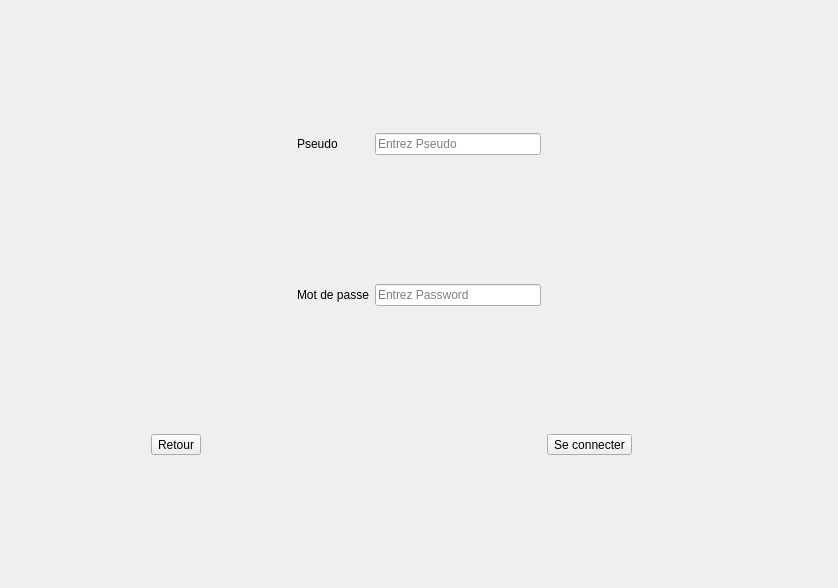
First picture: the form in Client/UI/Menu_LoginQt.ui, repository Minigrim0/LombricABrac, before the edit.
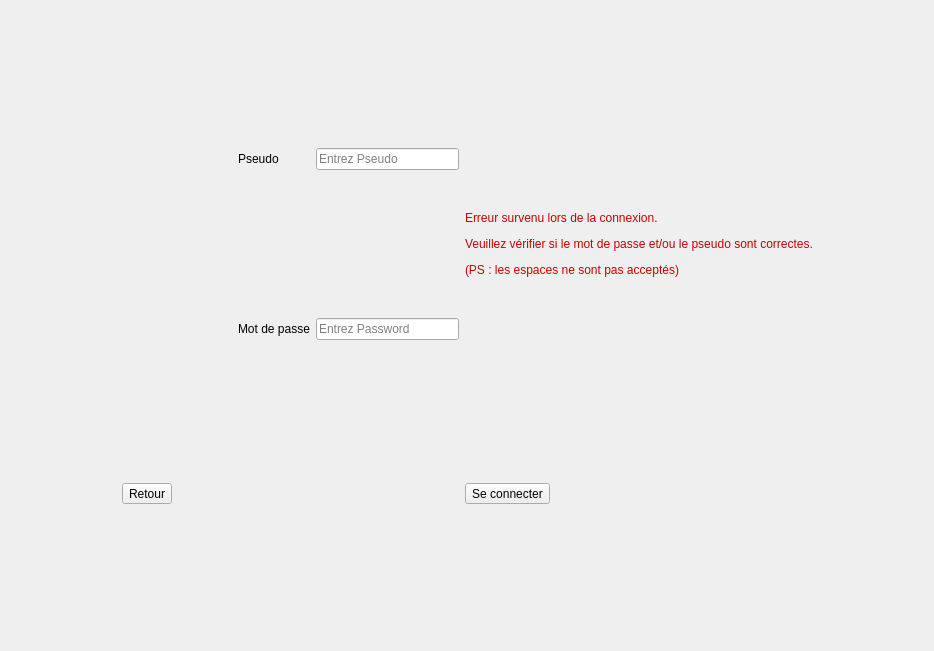
Second picture: the form after the edit. Icons and pictures are not drawn.

Commit message: add message erreur if wrong data

What changed in the file:
```diff
--- a/Client/UI/Menu_LoginQt.ui
+++ b/Client/UI/Menu_LoginQt.ui
@@ -6,8 +6,8 @@
    <rect>
     <x>0</x>
     <y>0</y>
-    <width>838</width>
-    <height>588</height>
+    <width>934</width>
+    <height>651</height>
    </rect>
   </property>
   <property name="windowTitle">
@@ -19,8 +19,8 @@
   <layout class="QHBoxLayout" name="horizontalLayout">
    <item>
     <layout class="QGridLayout" name="Menu_LogingridLayout">
-     <item row="3" column="1">
-      <spacer name="horizontalSpacer_2">
+     <item row="5" column="3">
+      <spacer name="horizontalSpacer">
        <property name="orientation">
         <enum>Qt::Horizontal</enum>
        </property>
@@ -32,27 +32,76 @@
        </property>
       </spacer>
      </item>
-     <item row="5" column="5">
-      <widget class="QToolButton" name="Connect_UserToolButton">
+     <item row="5" column="8">
+      <spacer name="horizontalSpacer_5">
+       <property name="orientation">
+        <enum>Qt::Horizontal</enum>
+       </property>
+       <property name="sizeHint" stdset="0">
+        <size>
+         <width>40</width>
+         <height>20</height>
+        </size>
+       </property>
+      </spacer>
+     </item>
+     <item row="1" column="2">
+      <widget class="QLabel" name="Pseudo_Loginlabel">
        <property name="text">
-        <string>Se connecter</string>
+        <string>Pseudo</string>
        </property>
-       <property name="icon">
-        <iconset resource="../images_widget.qrc">
-         <normaloff>:/icons/UI/Resources/login.png</normaloff>:/icons/UI/Resources/login.png</iconset>
+      </widget>
+     </item>
+     <item row="3" column="2">
+      <widget class="QLabel" name="Password_Loginlabel">
+       <property name="text">
+        <string>Mot de passe</string>
        </property>
-       <property name="iconSize">
+      </widget>
+     </item>
+     <item row="3" column="3" colspan="3">
+      <widget class="QLineEdit" name="PasswordlineEdit">
+       <property name="styleSheet">
+        <string notr="true"/>
+       </property>
+       <property name="maxLength">
+        <number>40</number>
+       </property>
+       <property name="echoMode">
+        <enum>QLineEdit::Password</enum>
+       </property>
+       <property name="placeholderText">
+        <string>Entrez Password</string>
+       </property>
+      </widget>
+     </item>
+     <item row="5" column="0">
+      <spacer name="horizontalSpacer_4">
+       <property name="orientation">
+        <enum>Qt::Horizontal</enum>
+       </property>
+       <property name="sizeHint" stdset="0">
         <size>
-         <width>24</width>
-         <height>24</height>
+         <width>40</width>
+         <height>20</height>
         </size>
        </property>
-       <property name="toolButtonStyle">
-        <enum>Qt::ToolButtonTextBesideIcon</enum>
+      </spacer>
+     </item>
+     <item row="6" column="5">
+      <spacer name="verticalSpacer_4">
+       <property name="orientation">
+        <enum>Qt::Vertical</enum>
        </property>
-      </widget>
+       <property name="sizeHint" stdset="0">
+        <size>
+         <width>20</width>
+         <height>40</height>
+        </size>
+       </property>
+      </spacer>
      </item>
-     <item row="2" column="4">
+     <item row="2" column="5">
       <spacer name="verticalSpacer_2">
        <property name="orientation">
         <enum>Qt::Vertical</enum>
@@ -85,36 +134,7 @@
        </property>
       </widget>
      </item>
-     <item row="6" column="4">
-      <spacer name="verticalSpacer_4">
-       <property name="orientation">
-        <enum>Qt::Vertical</enum>
-       </property>
-       <property name="sizeHint" stdset="0">
-        <size>
-         <width>20</width>
-         <height>40</height>
-        </size>
-       </property>
-      </spacer>
-     </item>
-     <item row="3" column="3" colspan="2">
-      <widget class="QLineEdit" name="PasswordlineEdit">
-       <property name="styleSheet">
-        <string notr="true"/>
-       </property>
-       <property name="maxLength">
-        <number>40</number>
-       </property>
-       <property name="echoMode">
-        <enum>QLineEdit::Password</enum>
-       </property>
-       <property name="placeholderText">
-        <string>Entrez Password</string>
-       </property>
-      </widget>
-     </item>
-     <item row="4" column="4">
+     <item row="4" column="5">
       <spacer name="verticalSpacer_3">
        <property name="orientation">
         <enum>Qt::Vertical</enum>
@@ -127,21 +147,33 @@
        </property>
       </spacer>
      </item>
-     <item row="3" column="2">
-      <widget class="QLabel" name="Password_Loginlabel">
-       <property name="text">
-        <string>Mot de passe</string>
+     <item row="1" column="7">
+      <spacer name="horizontalSpacer_3">
+       <property name="orientation">
+        <enum>Qt::Horizontal</enum>
        </property>
-      </widget>
+       <property name="sizeHint" stdset="0">
+        <size>
+         <width>40</width>
+         <height>20</height>
+        </size>
+       </property>
+      </spacer>
      </item>
-     <item row="1" column="2">
-      <widget class="QLabel" name="Pseudo_Loginlabel">
-       <property name="text">
-        <string>Pseudo</string>
+     <item row="0" column="5">
+      <spacer name="verticalSpacer">
+       <property name="orientation">
+        <enum>Qt::Vertical</enum>
        </property>
-      </widget>
+       <property name="sizeHint" stdset="0">
+        <size>
+         <width>20</width>
+         <height>40</height>
+        </size>
+       </property>
+      </spacer>
      </item>
-     <item row="1" column="3" colspan="2">
+     <item row="1" column="3" colspan="3">
       <widget class="QLineEdit" name="PseudolineEdit">
        <property name="styleSheet">
         <string notr="true"/>
@@ -154,47 +186,28 @@
        </property>
       </widget>
      </item>
-     <item row="5" column="3">
-      <spacer name="horizontalSpacer">
-       <property name="orientation">
-        <enum>Qt::Horizontal</enum>
+     <item row="5" column="7">
+      <widget class="QToolButton" name="Connect_UserToolButton">
+       <property name="text">
+        <string>Se connecter</string>
        </property>
-       <property name="sizeHint" stdset="0">
-        <size>
-         <width>40</width>
-         <height>20</height>
-        </size>
+       <property name="icon">
+        <iconset resource="../images_widget.qrc">
+         <normaloff>:/icons/UI/Resources/login.png</normaloff>:/icons/UI/Resources/login.png</iconset>
        </property>
-      </spacer>
-     </item>
-     <item row="0" column="4">
-      <spacer name="verticalSpacer">
-       <property name="orientation">
-        <enum>Qt::Vertical</enum>
-       </property>
-       <property name="sizeHint" stdset="0">
+       <property name="iconSize">
         <size>
-         <width>20</width>
-         <height>40</height>
+         <width>24</width>
+         <height>24</height>
         </size>
        </property>
-      </spacer>
-     </item>
-     <item row="5" column="0">
-      <spacer name="horizontalSpacer_4">
-       <property name="orientation">
-        <enum>Qt::Horizontal</enum>
+       <property name="toolButtonStyle">
+        <enum>Qt::ToolButtonTextBesideIcon</enum>
        </property>
-       <property name="sizeHint" stdset="0">
-        <size>
-         <width>40</width>
-         <height>20</height>
-        </size>
-       </property>
-      </spacer>
+      </widget>
      </item>
-     <item row="1" column="5">
-      <spacer name="horizontalSpacer_3">
+     <item row="3" column="1">
+      <spacer name="horizontalSpacer_2">
        <property name="orientation">
         <enum>Qt::Horizontal</enum>
        </property>
@@ -206,18 +219,15 @@
        </property>
       </spacer>
      </item>
-     <item row="5" column="6">
-      <spacer name="horizontalSpacer_5">
-       <property name="orientation">
-        <enum>Qt::Horizontal</enum>
+     <item row="2" column="7">
+      <widget class="QLabel" name="ErreurLabel">
+       <property name="styleSheet">
+        <string notr="true">color: darkRed;</string>
        </property>
-       <property name="sizeHint" stdset="0">
-        <size>
-         <width>40</width>
-         <height>20</height>
-        </size>
+       <property name="text">
+        <string>&lt;html&gt;&lt;head/&gt;&lt;body&gt;&lt;p&gt;&lt;span style=&quot; color:#cc0000;&quot;&gt;Erreur survenu lors de la connexion. &lt;/span&gt;&lt;/p&gt;&lt;p&gt;&lt;span style=&quot; color:#cc0000;&quot;&gt;Veuillez vérifier si le mot de passe et/ou le pseudo sont correctes.&lt;/span&gt;&lt;/p&gt;&lt;p&gt;&lt;span style=&quot; color:#cc0000;&quot;&gt;(PS : les espaces ne sont pas acceptés)&lt;/span&gt;&lt;/p&gt;&lt;/body&gt;&lt;/html&gt;</string>
        </property>
-      </spacer>
+      </widget>
      </item>
     </layout>
    </item>
```
The commit also changes 1 other file.
